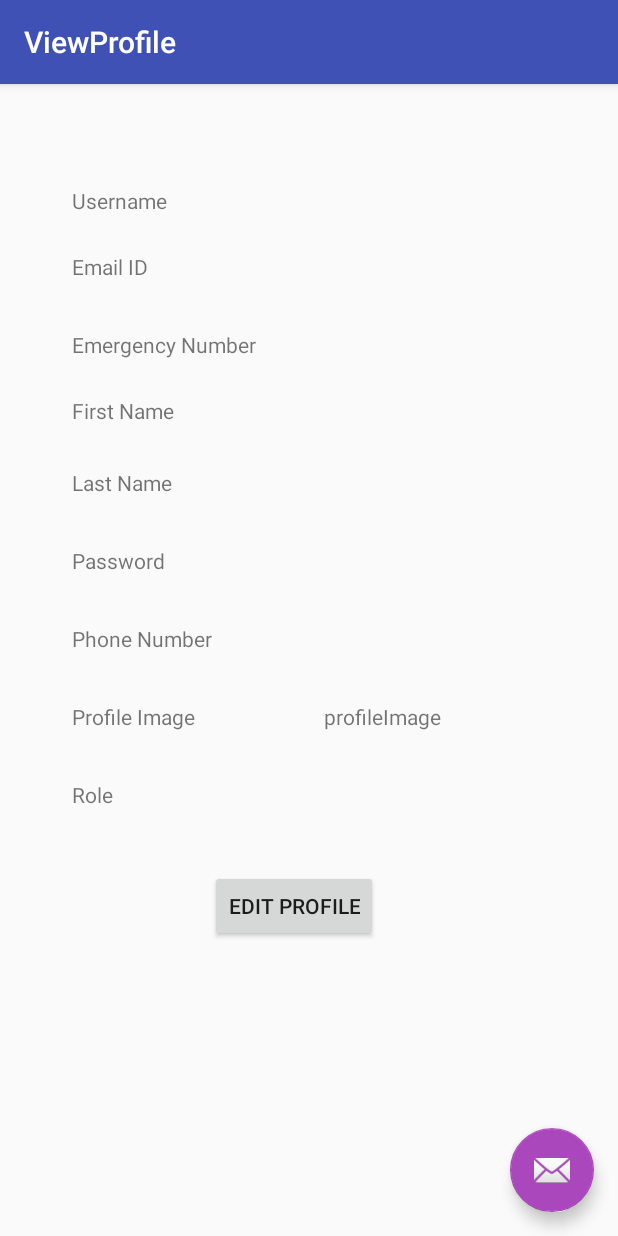
After one commit to nidhijmr/SilverSnugMobileApp, an Android app: the ViewProfile screen opened directly, with no data from a screen before it, on a phone screen of 412 x 824 dp. The commit adds this screen. Run offline under Robolectric (Android 15) with nearby library versions, the phone set to English and light mode, and no system bars; our stand-ins replace Volley; network calls fail.

Commit message:
code for viewing user profile

```diff
--- a/app/src/main/java/edu/sjsu/silversnugmobileapp/MainActivity.java
+++ b/app/src/main/java/edu/sjsu/silversnugmobileapp/MainActivity.java
@@ -28,4 +28,9 @@ public class MainActivity extends AppCompatActivity {
       Intent intent = new Intent(MainActivity.this, PhotoAlbumActivity.class);
       MainActivity.this.startActivity(intent);
     }
+
+    public void goToViewProfile(View view) {
+        Intent intent = new Intent(MainActivity.this, ViewProfile.class);
+        MainActivity.this.startActivity(intent);
+    }
 }
--- /dev/null
+++ b/app/src/main/java/edu/sjsu/silversnugmobileapp/ViewProfile.java
@@ -0,0 +1,90 @@
+package edu.sjsu.silversnugmobileapp;
+
+import android.os.Bundle;
+import android.support.annotation.Nullable;
+import android.support.design.widget.FloatingActionButton;
+import android.support.design.widget.Snackbar;
+import android.support.v7.app.AppCompatActivity;
+import android.support.v7.widget.Toolbar;
+import android.util.Log;
+import android.view.View;
+import android.widget.TextView;
+
+import com.google.gson.Gson;
+
+import org.json.JSONObject;
+
+import java.util.List;
+
+import edu.sjsu.silversnugmobileapp.VolleyAPI.VolleyClient.APICallback;
+import edu.sjsu.silversnugmobileapp.VolleyAPI.VolleyClient.RestClient;
+import edu.sjsu.silversnugmobileapp.VolleyAPI.VolleyModel.PillBox;
+import edu.sjsu.silversnugmobileapp.VolleyAPI.VolleyResponse.PillBoxResponse;
+import edu.sjsu.silversnugmobileapp.VolleyAPI.VolleyResponse.UserResponse;
+import edu.sjsu.silversnugmobileapp.utilities.RVAdapter;
+
+public class ViewProfile extends AppCompatActivity {
+
+    private Gson gson;
+    private RestClient restApiClient;
+    TextView userName, emailID, emergContactNumber, firstName, lastName, password, phoneNumber, role;
+
+
+    @Override
+    protected void onCreate(Bundle savedInstanceState) {
+        super.onCreate(savedInstanceState);
+        setContentView(R.layout.activity_view_profile);
+        Toolbar toolbar = findViewById(R.id.toolbar);
+        setSupportActionBar(toolbar);
+
+        userName = findViewById(R.id.txtuserNameProfile);
+        emailID = findViewById(R.id.txtemailIdProfile);
+        emergContactNumber = findViewById(R.id.txtemergencyContactNumberProfile);
+        firstName = findViewById(R.id.txtfirstNameProfile);
+        lastName = findViewById(R.id.txtlastNameProfile);
+        password = findViewById(R.id.txtpasswordProfile);
+        phoneNumber = findViewById(R.id.txtphoneNumberProfile);
+        role = findViewById(R.id.txtroleProfile);
+
+        FloatingActionButton fab = findViewById(R.id.fab);
+        fab.setOnClickListener(new View.OnClickListener() {
+            @Override
+            public void onClick(View view) {
+                Snackbar.make(view, "Replace with your own action", Snackbar.LENGTH_LONG)
+                        .setAction("Action", null).show();
+            }
+        });
+
+        restApiClient = new RestClient();
+        gson = new Gson();
+        getUser();
+
+    }
+
+
+    public void getUser() {
+        String url = "/SilverSnug/User/GetUser?userName=" + "nidhi";
+        restApiClient.executeGetAPI(getApplicationContext(), url, new APICallback() {
+            @Override
+            public void onSuccess(JSONObject jsonResponse) {
+                UserResponse userResponse = gson.fromJson(jsonResponse.toString(), UserResponse.class);
+                Log.i("UserResponse", userResponse.toString());
+                userName.setText(userResponse.getUserName());
+                emailID.setText(userResponse.getEmailId());
+                emergContactNumber.setText(userResponse.getEmergencyContactNumber());
+                firstName.setText(userResponse.getFirstName());
+                lastName.setText(userResponse.getLastName());
+                password.setText(userResponse.getPassword());
+                phoneNumber.setText(userResponse.getPhoneNumber());
+                role.setText(userResponse.getRole());
+            }
+
+            @Override
+            public void onError(String message) {
+
+                Log.i("UserResponse", message);
+            }
+        });
+    }
+
+}
--- /dev/null
+++ b/app/src/main/res/layout/activity_view_profile.xml
@@ -0,0 +1,33 @@
+<?xml version="1.0" encoding="utf-8"?>
+<android.support.design.widget.CoordinatorLayout xmlns:android="http://schemas.android.com/apk/res/android"
+    xmlns:app="http://schemas.android.com/apk/res-auto"
+    xmlns:tools="http://schemas.android.com/tools"
+    android:layout_width="match_parent"
+    android:layout_height="match_parent"
+    tools:context=".ViewProfile">
+
+    <android.support.design.widget.AppBarLayout
+        android:layout_width="match_parent"
+        android:layout_height="wrap_content"
+        android:theme="@style/AppTheme.AppBarOverlay">
+
+        <android.support.v7.widget.Toolbar
+            android:id="@+id/toolbar"
+            android:layout_width="match_parent"
+            android:layout_height="?attr/actionBarSize"
+            android:background="?attr/colorPrimary"
+            app:popupTheme="@style/AppTheme.PopupOverlay" />
+
+    </android.support.design.widget.AppBarLayout>
+
+    <include layout="@layout/content_view_profile" />
+
+    <android.support.design.widget.FloatingActionButton
+        android:id="@+id/fab"
+        android:layout_width="wrap_content"
+        android:layout_height="wrap_content"
+        android:layout_gravity="bottom|end"
+        android:layout_margin="@dimen/fab_margin"
+        app:srcCompat="@android:drawable/ic_dialog_email" />
+
+</android.support.design.widget.CoordinatorLayout>
--- /dev/null
+++ b/app/src/main/res/layout/content_view_profile.xml
@@ -0,0 +1,200 @@
+<?xml version="1.0" encoding="utf-8"?>
+<android.support.constraint.ConstraintLayout xmlns:android="http://schemas.android.com/apk/res/android"
+    xmlns:app="http://schemas.android.com/apk/res-auto"
+    xmlns:tools="http://schemas.android.com/tools"
+    android:layout_width="match_parent"
+    android:layout_height="match_parent"
+    app:layout_behavior="@string/appbar_scrolling_view_behavior"
+    tools:context=".ViewProfile"
+    tools:showIn="@layout/activity_view_profile">
+
+    <TextView
+        android:id="@+id/userName"
+        android:layout_width="wrap_content"
+        android:layout_height="wrap_content"
+        android:layout_marginStart="48dp"
+        android:layout_marginTop="68dp"
+        android:text="Username"
+        app:layout_constraintStart_toStartOf="parent"
+        app:layout_constraintTop_toTopOf="parent" />
+
+    <TextView
+        android:id="@+id/emailId"
+        android:layout_width="wrap_content"
+        android:layout_height="wrap_content"
+        android:layout_marginStart="48dp"
+        android:layout_marginTop="112dp"
+        android:text="Email ID"
+        app:layout_constraintStart_toStartOf="parent"
+        app:layout_constraintTop_toTopOf="parent" />
+
+    <TextView
+        android:id="@+id/emergencyContactNumber"
+        android:layout_width="wrap_content"
+        android:layout_height="wrap_content"
+        android:layout_marginStart="48dp"
+        android:layout_marginTop="164dp"
+        android:text="Emergency Number"
+        app:layout_constraintStart_toStartOf="parent"
+        app:layout_constraintTop_toTopOf="parent" />
+
+    <TextView
+        android:id="@+id/firstName"
+        android:layout_width="wrap_content"
+        android:layout_height="wrap_content"
+        android:layout_marginStart="48dp"
+        android:layout_marginTop="208dp"
+        android:text="First Name"
+        app:layout_constraintStart_toStartOf="parent"
+        app:layout_constraintTop_toTopOf="parent" />
+
+    <TextView
+        android:id="@+id/lastName"
+        android:layout_width="wrap_content"
+        android:layout_height="wrap_content"
+        android:layout_marginStart="48dp"
+        android:layout_marginTop="256dp"
+        android:text="Last Name"
+        app:layout_constraintStart_toStartOf="parent"
+        app:layout_constraintTop_toTopOf="parent" />
+
+    <TextView
+        android:id="@+id/password"
+        android:layout_width="wrap_content"
+        android:layout_height="wrap_content"
+        android:layout_marginStart="48dp"
+        android:layout_marginTop="308dp"
+        android:text="Password"
+        app:layout_constraintStart_toStartOf="parent"
+        app:layout_constraintTop_toTopOf="parent" />
+
+    <TextView
+        android:id="@+id/phoneNumber"
+        android:layout_width="wrap_content"
+        android:layout_height="wrap_content"
+        android:layout_marginStart="48dp"
+        android:layout_marginTop="360dp"
+        android:text="Phone Number"
+        app:layout_constraintStart_toStartOf="parent"
+        app:layout_constraintTop_toTopOf="parent" />
+
+    <TextView
+        android:id="@+id/profileImage"
+        android:layout_width="wrap_content"
+        android:layout_height="wrap_content"
+        android:layout_marginStart="48dp"
+        android:layout_marginTop="412dp"
+        android:text="Profile Image"
+        app:layout_constraintStart_toStartOf="parent"
+        app:layout_constraintTop_toTopOf="parent" />
+
+    <TextView
+        android:id="@+id/role"
+        android:layout_width="wrap_content"
+        android:layout_height="wrap_content"
+        android:layout_marginStart="48dp"
+        android:layout_marginTop="464dp"
+        android:text="Role"
+        app:layout_constraintStart_toStartOf="parent"
+        app:layout_constraintTop_toTopOf="parent" />
+
+    <TextView
+        android:id="@+id/txtuserNameProfile"
+        android:layout_width="wrap_content"
+        android:layout_height="wrap_content"
+        android:layout_marginStart="216dp"
+        android:layout_marginTop="72dp"
+        android:text=""
+        app:layout_constraintStart_toStartOf="parent"
+        app:layout_constraintTop_toTopOf="parent" />
+
+    <TextView
+        android:id="@+id/txtemailIdProfile"
+        android:layout_width="wrap_content"
+        android:layout_height="wrap_content"
+        android:layout_marginStart="216dp"
+        android:layout_marginTop="112dp"
+        android:text=""
+        app:layout_constraintStart_toStartOf="parent"
+        app:layout_constraintTop_toTopOf="parent" />
+
+    <TextView
+        android:id="@+id/txtemergencyContactNumberProfile"
+        android:layout_width="wrap_content"
+        android:layout_height="wrap_content"
+        android:layout_marginStart="216dp"
+        android:layout_marginTop="164dp"
+        android:text=""
+        app:layout_constraintStart_toStartOf="parent"
+        app:layout_constraintTop_toTopOf="parent" />
+
+    <TextView
+        android:id="@+id/txtfirstNameProfile"
+        android:layout_width="wrap_content"
+        android:layout_height="wrap_content"
+        android:layout_marginStart="220dp"
+        android:layout_marginTop="208dp"
+        android:text=""
+        app:layout_constraintStart_toStartOf="parent"
+        app:layout_constraintTop_toTopOf="parent" />
+
+    <TextView
+        android:id="@+id/txtlastNameProfile"
+        android:layout_width="wrap_content"
+        android:layout_height="wrap_content"
+        android:layout_marginStart="216dp"
+        android:layout_marginTop="256dp"
+        android:text=""
+        app:layout_constraintStart_toStartOf="parent"
+        app:layout_constraintTop_toTopOf="parent" />
+
+    <TextView
+        android:id="@+id/txtpasswordProfile"
+        android:layout_width="wrap_content"
+        android:layout_height="0dp"
+        android:layout_marginStart="216dp"
+        android:layout_marginTop="308dp"
+        android:text=""
+        app:layout_constraintStart_toStartOf="parent"
+        app:layout_constraintTop_toTopOf="parent" />
+
+    <TextView
+        android:id="@+id/txtphoneNumberProfile"
+        android:layout_width="wrap_content"
+        android:layout_height="0dp"
+        android:layout_marginStart="216dp"
+        android:layout_marginTop="360dp"
+        android:text=""
+        app:layout_constraintStart_toStartOf="parent"
+        app:layout_constraintTop_toTopOf="parent" />
+
+    <TextView
+        android:id="@+id/txtprofileImageProfile"
+        android:layout_width="wrap_content"
+        android:layout_height="0dp"
+        android:layout_marginStart="216dp"
+        android:layout_marginTop="412dp"
+        android:text="profileImage"
+        app:layout_constraintStart_toStartOf="parent"
+        app:layout_constraintTop_toTopOf="parent" />
+
+    <TextView
+        android:id="@+id/txtroleProfile"
+        android:layout_width="wrap_content"
+        android:layout_height="0dp"
+        android:layout_marginStart="220dp"
+        android:layout_marginTop="464dp"
+        android:text=""
+        app:layout_constraintStart_toStartOf="parent"
+        app:layout_constraintTop_toTopOf="parent" />
+
+    <Button
+        android:id="@+id/EditProfile"
+        android:layout_width="wrap_content"
+        android:layout_height="wrap_content"
+        android:layout_marginStart="140dp"
+        android:layout_marginTop="524dp"
+        android:text="Edit Profile"
+        app:layout_constraintStart_toStartOf="parent"
+        app:layout_constraintTop_toTopOf="parent" />
+</android.support.constraint.ConstraintLayout>
--- a/app/src/main/res/values/strings.xml
+++ b/app/src/main/res/values/strings.xml
@@ -16,4 +16,5 @@
     <string name="permission_rationale">"Contacts permissions are needed for providing email
         completions."
     </string>
+    <string name="title_activity_view_profile">ViewProfile</string>
 </resources>
```
Also changed, not shown: app/src/main/AndroidManifest.xml (+7 -3 lines), app/src/main/java/edu/sjsu/silversnugmobileapp/VolleyAPI/VolleyModel/User.java (added, +110 -0 lines), app/src/main/java/edu/sjsu/silversnugmobileapp/VolleyAPI/VolleyResponse/UserResponse.java (added, +128 -0 lines), app/src/main/res/layout/activity_main.xml (+7 -0 lines).
